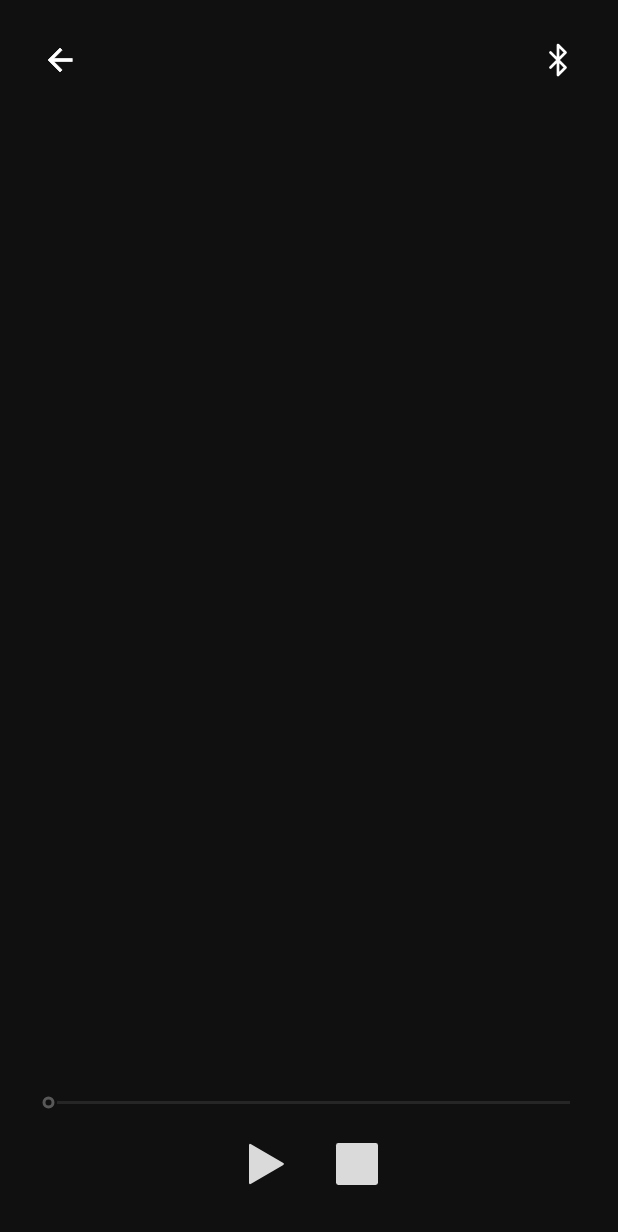
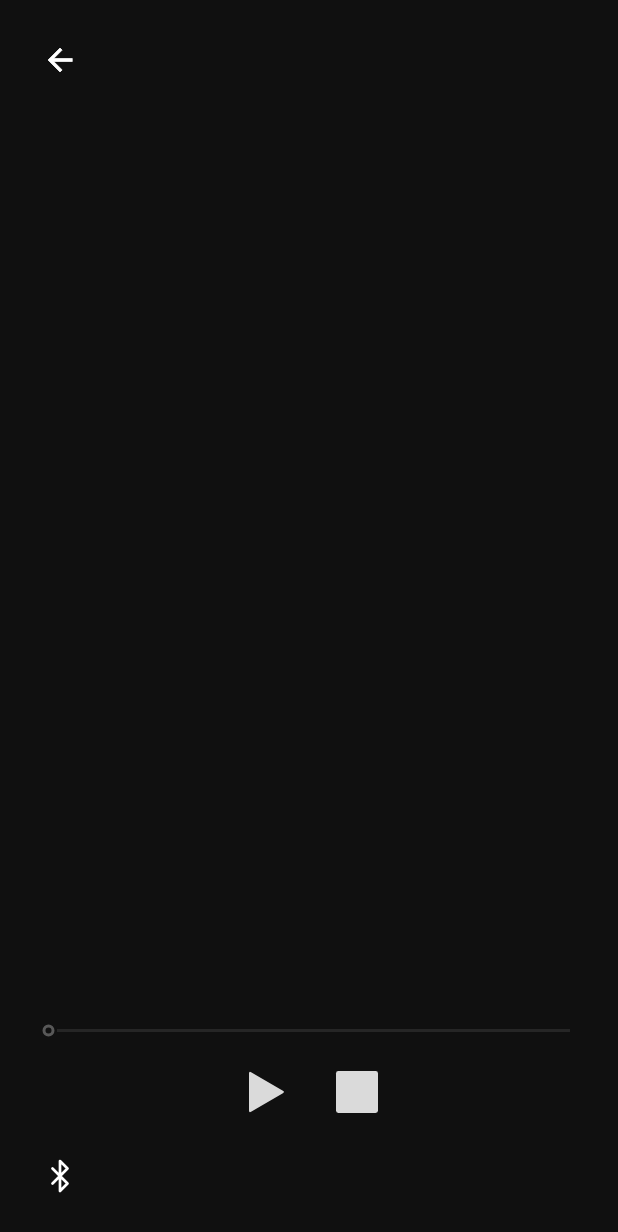
Before and after one commit to LarsGade/Stream-Android, an Android app: the AudioPlayerActivity screen opened directly, with no data from a screen before it, on a phone screen of 412 x 824 dp. Shown: the top 1232 px of the screen. Run offline under Robolectric (Android 15) with nearby library versions, the phone set to English and light mode, and no system bars; libraries missing offline, so code that uses them is left out: androidx.mediarouter.app, com.google.android.gms; pictures from the network do not load; 16 statements that could not run were skipped.

Commit message:
Move audio outputs to bottom left and video control line

```diff
--- a/app/build.gradle
+++ b/app/build.gradle
@@ -2,7 +2,7 @@ plugins { id 'com.android.application' }
 android {
  namespace 'dk.stream.android'
  compileSdk 37
- defaultConfig { applicationId 'dk.stream.android'; minSdk 23; targetSdk 37; versionCode 159; versionName '1.34.0' }
+ defaultConfig { applicationId 'dk.stream.android'; minSdk 23; targetSdk 37; versionCode 160; versionName '1.34.1' }
  testOptions {
   unitTests.includeAndroidResources = true
   unitTests.all {
--- a/app/src/main/java/dk/stream/android/AudioPlayerActivity.java
+++ b/app/src/main/java/dk/stream/android/AudioPlayerActivity.java
@@ -27,8 +27,8 @@ public final class AudioPlayerActivity extends AppCompatActivity {
   LinearLayout root=new LinearLayout(this);root.setOrientation(LinearLayout.VERTICAL);root.setGravity(Gravity.CENTER);root.setPadding(24,24,24,24);root.setBackgroundColor(0xFF101010);setContentView(root);
   androidx.core.view.ViewCompat.setOnApplyWindowInsetsListener(root,(view,insets)->{androidx.core.graphics.Insets bars=insets.getInsets(androidx.core.view.WindowInsetsCompat.Type.systemBars()|androidx.core.view.WindowInsetsCompat.Type.displayCutout());view.setPadding(bars.left+24,bars.top+24,bars.right+24,bars.bottom+24);return insets;});
   LinearLayout top=new LinearLayout(this);top.setGravity(Gravity.CENTER_VERTICAL);root.addView(top,new LinearLayout.LayoutParams(-1,-2));ImageButton back=new ImageButton(this);back.setImageResource(R.drawable.ic_back);back.setContentDescription("Tilbage");back.setBackgroundColor(Color.TRANSPARENT);int backSize=Math.round(48*getResources().getDisplayMetrics().density);top.addView(back,new LinearLayout.LayoutParams(backSize,backSize));top.addView(new Space(this),new LinearLayout.LayoutParams(0,backSize,1));back.setOnClickListener(view->finish());
-  top.addView(new BluetoothOutputButton(this),new LinearLayout.LayoutParams(backSize,backSize));
-  androidx.mediarouter.app.MediaRouteButton cast=new androidx.mediarouter.app.MediaRouteButton(this){@Override public boolean performClick(){if(local&&android.os.Build.VERSION.SDK_INT>=37&&checkSelfPermission("android.permission.ACCESS_LOCAL_NETWORK")!=android.content.pm.PackageManager.PERMISSION_GRANTED){requestPermissions(new String[]{"android.permission.ACCESS_LOCAL_NETWORK"},7301);return true;}return super.performClick();}};castButton=cast;LinearLayout.LayoutParams castParams=new LinearLayout.LayoutParams(backSize,backSize);castParams.setMarginEnd(Math.round(8*getResources().getDisplayMetrics().density));top.addView(cast,castParams);try{com.google.android.gms.cast.framework.CastButtonFactory.setUpMediaRouteButton(this,cast);}catch(RuntimeException ignored){}
+  LinearLayout outputs=new LinearLayout(this);outputs.setGravity(Gravity.START|Gravity.CENTER_VERTICAL);outputs.addView(new BluetoothOutputButton(this),new LinearLayout.LayoutParams(backSize,backSize));
+  androidx.mediarouter.app.MediaRouteButton cast=new androidx.mediarouter.app.MediaRouteButton(this){@Override public boolean performClick(){if(local&&android.os.Build.VERSION.SDK_INT>=37&&checkSelfPermission("android.permission.ACCESS_LOCAL_NETWORK")!=android.content.pm.PackageManager.PERMISSION_GRANTED){requestPermissions(new String[]{"android.permission.ACCESS_LOCAL_NETWORK"},7301);return true;}return super.performClick();}};castButton=cast;LinearLayout.LayoutParams castParams=new LinearLayout.LayoutParams(backSize,backSize);castParams.setMarginEnd(Math.round(8*getResources().getDisplayMetrics().density));outputs.addView(cast,castParams);try{com.google.android.gms.cast.framework.CastButtonFactory.setUpMediaRouteButton(this,cast);}catch(RuntimeException ignored){}
   artwork=new ImageView(this);artwork.setScaleType(ImageView.ScaleType.FIT_CENTER);artwork.setAdjustViewBounds(true);artwork.setPadding(16,16,16,16);artwork.setVisibility(android.view.View.GONE);root.addView(artwork,new LinearLayout.LayoutParams(-1,0,2));
   title=new TextView(this);title.setTextColor(Color.WHITE);title.setTextSize(24);title.setGravity(Gravity.CENTER);root.addView(title,new LinearLayout.LayoutParams(-1,0,1));
   time=new TextView(this);time.setTextColor(Color.LTGRAY);root.addView(time);
@@ -42,7 +42,7 @@ public final class AudioPlayerActivity extends AppCompatActivity {
   LinearLayout controls=new LinearLayout(this);controls.setGravity(Gravity.CENTER);controlBar.addView(controls,new FrameLayout.LayoutParams(-2,-1,Gravity.CENTER));
   live=icon(liveControls,R.drawable.ic_live,"Gå til live");live.setVisibility(android.view.View.GONE);live.setOnClickListener(view->{RemoteMediaClient remote=remote();if(remote!=null)LivePlayback.goLive(remote);else if(!local)startService(RadioPlaybackService.internalIntent(this,RadioPlaybackService.LIVE));refresh();});
   toggle=icon(controls,R.drawable.ic_play,"Afspil");toggle.setOnClickListener(view->{RemoteMediaClient remote=remote();if(remote!=null)CastPlayback.toggle(this);else {Player player=player();if(player!=null){if(player.getPlaybackState()==Player.STATE_ENDED){player.seekTo(0);player.play();}else if(player.getPlayWhenReady())player.pause();else {if(player.getPlaybackState()==Player.STATE_IDLE)player.prepare();player.play();}}}refresh();});
-  ImageButton stop=icon(controls,R.drawable.ic_stop,"Stop");stop.setOnClickListener(view->{if(remote()!=null)CastPlayback.stop(this);else if(local)startService(LocalAudioService.command(this,LocalAudioService.STOP));else startService(RadioPlaybackService.internalIntent(this,RadioPlaybackService.STOP));finish();});refresh();
+  ImageButton stop=icon(controls,R.drawable.ic_stop,"Stop");stop.setOnClickListener(view->{if(remote()!=null)CastPlayback.stop(this);else if(local)startService(LocalAudioService.command(this,LocalAudioService.STOP));else startService(RadioPlaybackService.internalIntent(this,RadioPlaybackService.STOP));finish();});root.addView(outputs,new LinearLayout.LayoutParams(-1,backSize));refresh();
  }
  private ImageButton icon(LinearLayout parent,int resource,String description){ImageButton button=new ImageButton(this);button.setImageResource(resource);button.setContentDescription(description);button.setBackgroundColor(Color.TRANSPARENT);float density=getResources().getDisplayMetrics().density;int size=Math.round(64*density);int padding=Math.round((64-(resource==R.drawable.ic_live?28.8f:48))/2f*density);button.setPadding(padding,padding,padding,padding);button.setScaleType(ImageView.ScaleType.FIT_CENTER);parent.addView(button,new LinearLayout.LayoutParams(size,size));return button;}
  private String format(long ms){long seconds=Math.max(0,ms/1000);return String.format(java.util.Locale.ROOT,"%d:%02d",seconds/60,seconds%60);}
--- a/app/src/main/java/dk/stream/android/MainActivity.java
+++ b/app/src/main/java/dk/stream/android/MainActivity.java
@@ -166,6 +166,7 @@ public final class MainActivity extends AppCompatActivity {
   playbackPanel=new PlaybackPanel(this,new PlaybackPanel.Actions() {
    public boolean liveChannel(){return selected!=null&&selected.kind==Playlist.Kind.TV&&!selected.url.startsWith("content:");}
    public void goLive(){goToLive();}
+   public void chooseCast(){castRouteButton.performClick();}
    public void togglePlayback() {togglePlaybackState();}
    public void stopPlayback() {stopPlaybackState();}
    public void toggleFullscreen() {if(fullscreen) exitFullscreen();else enterFullscreen();}
@@ -219,6 +220,7 @@ public final class MainActivity extends AppCompatActivity {
    public boolean liveNow(){return playbackPanel.liveNow();}
    public boolean needsLive(){return playbackPanel.needsLive();}
    public void goLive(){goToLive();}
+   public void chooseCast(){castRouteButton.performClick();}
    public void toggle(){togglePlaybackState();}
    public void open(){if(LocalAudioService.current()!=null)syncLocalPlayback();enterFullscreen();}
   }),new LinearLayout.LayoutParams(-1,-2));
--- a/app/src/main/java/dk/stream/android/PlaybackPanel.java
+++ b/app/src/main/java/dk/stream/android/PlaybackPanel.java
@@ -17,7 +17,7 @@ import com.google.android.gms.cast.framework.CastSession;
 public final class PlaybackPanel extends FrameLayout {
  public interface Actions {
   void togglePlayback();void stopPlayback();void toggleFullscreen();void volumeFailed();
-  boolean playing();boolean fullscreen();CastSession castSession();default boolean liveChannel(){return false;}default void goLive(){}default boolean pictureInPicture(){return false;}
+  boolean playing();boolean fullscreen();CastSession castSession();default boolean liveChannel(){return false;}default void goLive(){}default void chooseCast(){}default boolean pictureInPicture(){return false;}
  }
  public final PlayerView video;
  private final Actions actions;
@@ -49,7 +49,9 @@ public final class PlaybackPanel extends FrameLayout {
   mute=button(buttons,R.drawable.ic_volume,R.string.mute_action,this::toggleMute);
   button(buttons,R.drawable.ic_stop,R.string.stop_action,actions::stopPlayback);
   fullscreen=button(buttons,R.drawable.ic_fullscreen,R.string.fullscreen_action,actions::toggleFullscreen);
-  LinearLayout progress=new LinearLayout(context);progress.setGravity(Gravity.CENTER_VERTICAL);progress.setPadding(dp(8),0,dp(8),0);controls.addView(progress,new LinearLayout.LayoutParams(-1,dp(32)));
+  LinearLayout progress=new LinearLayout(context);progress.setGravity(Gravity.CENTER_VERTICAL);progress.setPadding(dp(8),0,dp(8),0);controls.addView(progress,new LinearLayout.LayoutParams(-1,dp(44)));
+  progress.addView(new BluetoothOutputButton(context),new LinearLayout.LayoutParams(dp(44),-1));
+  androidx.mediarouter.app.MediaRouteButton castOutput=new androidx.mediarouter.app.MediaRouteButton(context){@Override public boolean performClick(){actions.chooseCast();return true;}};castOutput.setContentDescription("Cast");progress.addView(castOutput,new LinearLayout.LayoutParams(dp(44),-1));try{com.google.android.gms.cast.framework.CastButtonFactory.setUpMediaRouteButton(context,castOutput);}catch(RuntimeException ignored){castOutput.setVisibility(GONE);}
   time=new TextView(context);time.setTextColor(Color.LTGRAY);time.setTextSize(11);progress.addView(time);
   timeline=new SeekBar(context);timeline.setMax(1000);timeline.setProgressTintList(android.content.res.ColorStateList.valueOf(0xFF3686FF));timeline.setThumbTintList(android.content.res.ColorStateList.valueOf(0xFF3686FF));timeline.setContentDescription(context.getString(R.string.seek_position));progress.addView(timeline,new LinearLayout.LayoutParams(0,-1,1));
   timeline.setOnSeekBarChangeListener(new SeekBar.OnSeekBarChangeListener() {
```
Also changed, not shown: 2 other files.
